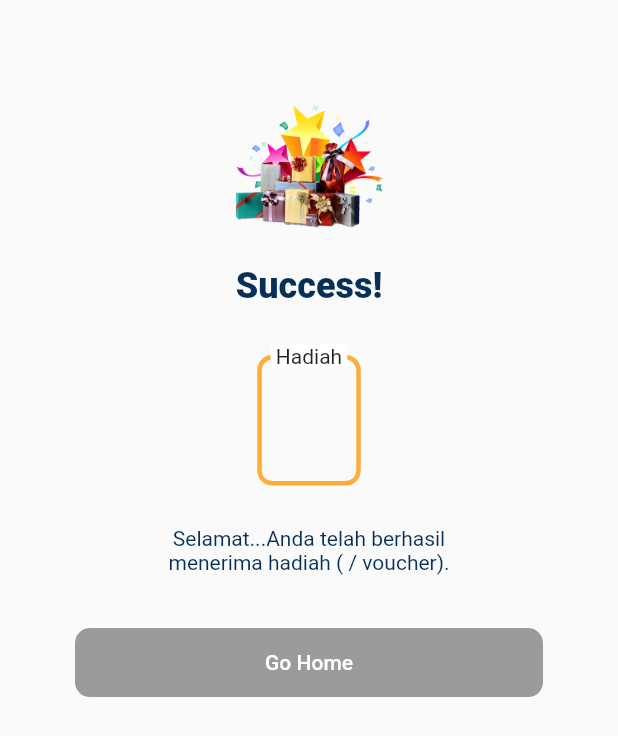
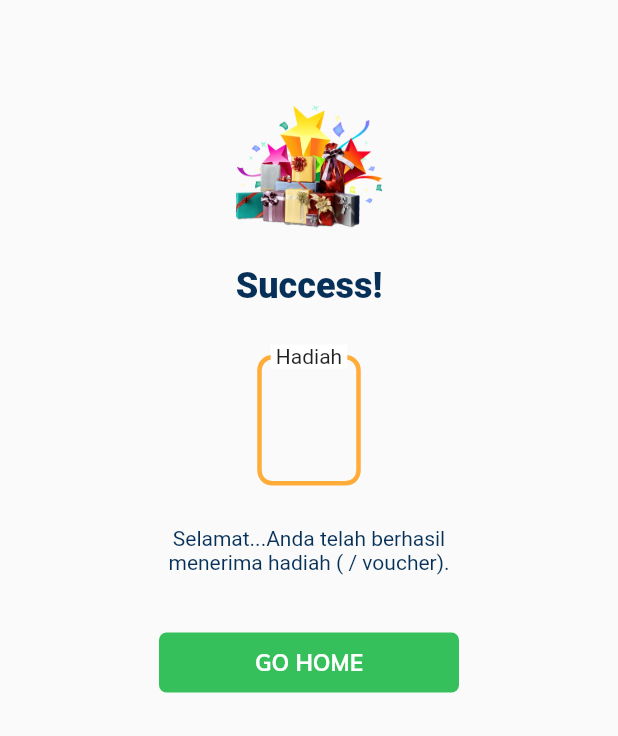
Before and after one commit to nanangtokenku/winlifeuser, a Flutter app: the SuccesfulPurchase screen opened directly with empty values, on a phone screen of 412 x 824 dp. Shown: the top 736 px of the screen. Run offline on Flutter 3.47's test engine with Material 2 defaults, Android fonts, the light colour scheme and no system bars; our stand-ins replace argon_buttons_flutter, cloud_firestore, file_picker, firebase_auth, firebase_core, firebase_messaging and 12 more; missing offline and left inert: email_auth, flutter_facebook_auth, password_strength, quickblox_sdk, solid_bottom_sheet; accounts and stored records are empty; Roboto replaces fonts that are missing (mulibold).

Commit message:
green button

```diff
--- a/lib/screens/SuccesfulPurchase.dart
+++ b/lib/screens/SuccesfulPurchase.dart
@@ -3,10 +3,9 @@ import 'package:flutter/material.dart';
 // ignore: import_of_legacy_library_into_null_safe
 import 'package:flushbar/flushbar.dart';
 import 'package:flutter/services.dart';
+import 'package:winlife/constant/color.dart';
 import 'package:winlife/screens/main/Frame/home/edit_fav.dart';
 import 'package:winlife/screens/main/dashboard.dart';
-
-import 'main/Frame/home/home.dart';
 
 class SuccesfulPurchase extends StatelessWidget {
   final String namaHadiah;
@@ -89,29 +88,41 @@ class SuccesfulPurchase extends StatelessWidget {
                 },
                 child: Padding(
                   padding: const EdgeInsets.fromLTRB(50, 5, 50, 5),
-                  child: SizedBox(
-                      width: double.infinity,
-                      child: blueButton(
-                          "Go Home",
-                          () => {
+                  child: MaterialButton(
+                    shape: RoundedRectangleBorder(
+                      borderRadius: BorderRadius.circular(5),
+                    ),
+                    elevation: 0.0,
+                    minWidth: 200.0,
+                    height: 40.0,
+                    onPressed: () {
                       Navigator.push(
                           context,
                           MaterialPageRoute(
-                                        builder: (_) => FrameHome())).then((_) {
+                              builder: (_) => DashboardPage())).then((_) {
                         // This block runs when you have come back to the 1st Page from 2nd.
                         setState(() {
                           // Call setState to refresh the page.
                         });
-                                })
-                              }))),
+                      });
+                    },
+                    color: mainColor,
+                    child: Text('GO HOME',
+                        style: TextStyle(
+                            fontSize: 15,
+                            color: Colors.white,
+                            fontFamily: 'mulibold')),
                   ),
+                )),
           ],
         ),
       ),
     );
   }
 
-  void setState(Null Function() param0) {}
+  void setState(Null Function() param0) {
+    //DashboardPage();
+  }
 }
 
 MaterialButton viewMoreButtons(String title, Function fun) {
```
Lines whose indentation alone changed are shown as unchanged.
